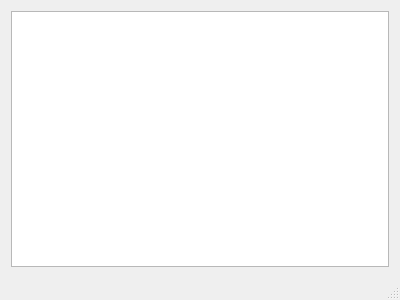
The window that BioImageOperation/TextWindow.ui (folterj/BioImageOperation) describes before a commit, drawn with Qt 5.
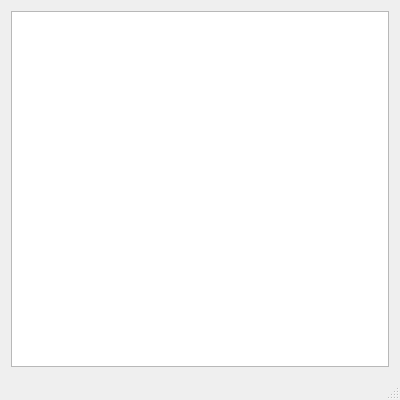
The same window after the commit.

```diff
--- a/BioImageOperation/TextWindow.ui
+++ b/BioImageOperation/TextWindow.ui
@@ -7,7 +7,7 @@
     <x>0</x>
     <y>0</y>
     <width>400</width>
-    <height>300</height>
+    <height>400</height>
    </rect>
   </property>
   <property name="windowTitle">
```
